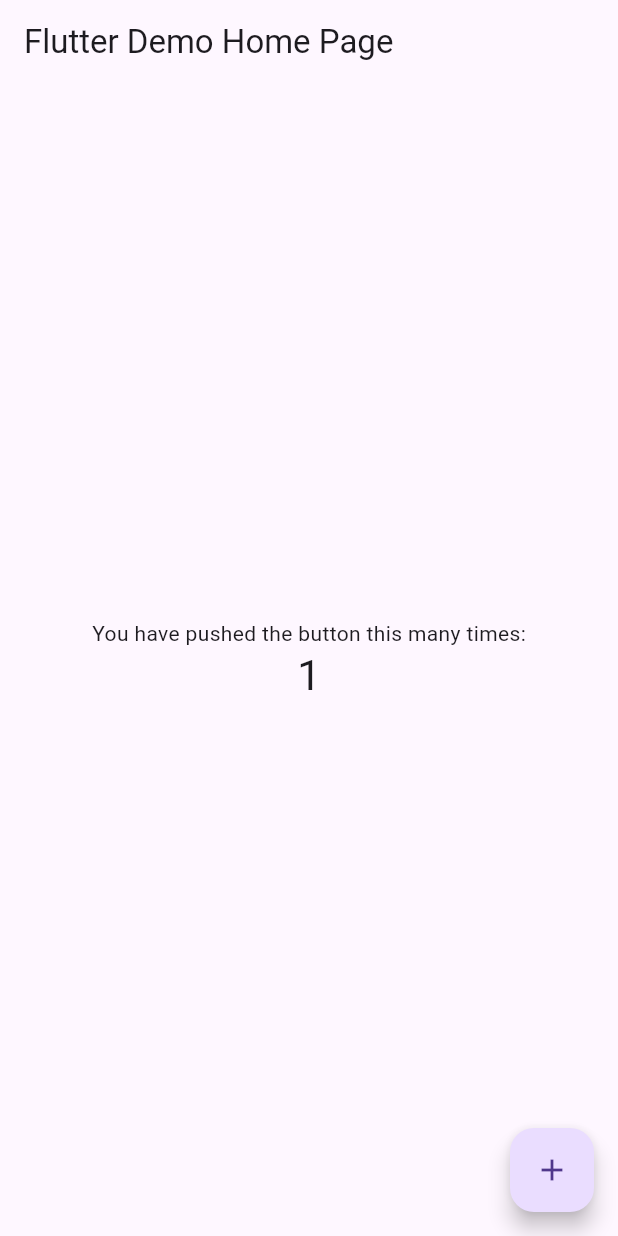
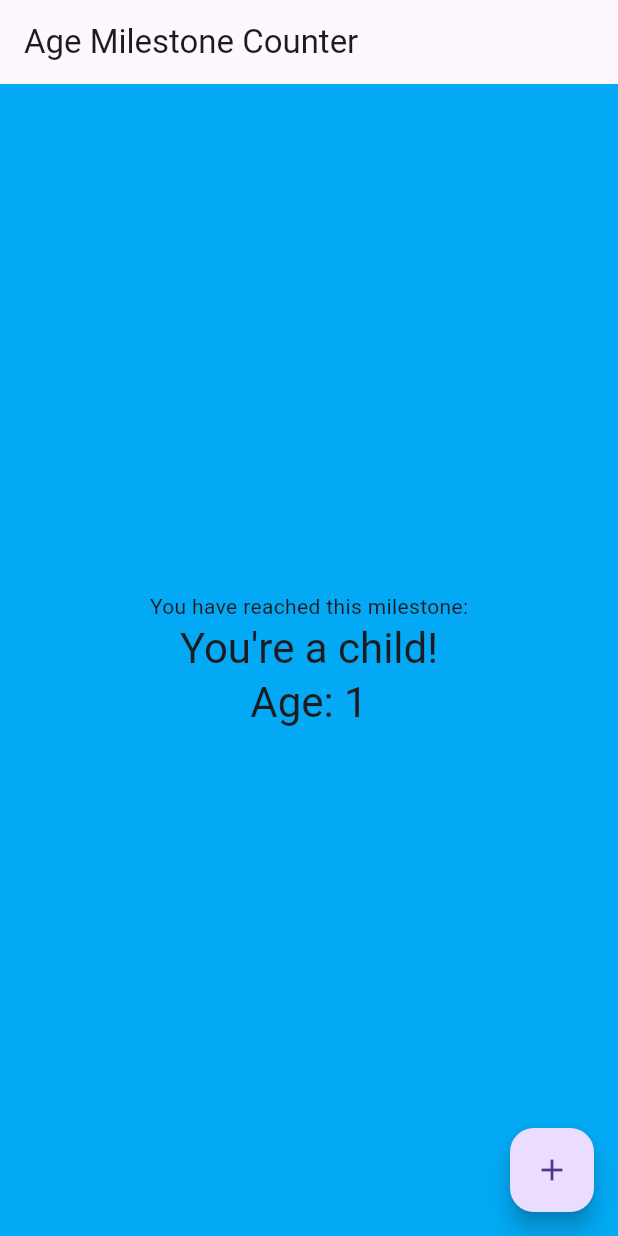
Before and after one commit to BhavyaSontineni/ClassActivity_6v2, a Flutter app: the screen it shows after launch, after a tap on the "add" icon, on a phone screen of 412 x 824 dp. Run offline on Flutter 3.47's test engine with Material 3 defaults, Android fonts, the phone set to English and light mode, and no system bars; missing offline and left inert: window_size.

Commit message:
age milestones with msgs and colors

```diff
--- a/agecounter/lib/main.dart
+++ b/agecounter/lib/main.dart
@@ -1,260 +1,132 @@
 import 'dart:io' show Platform;
-
 import 'package:flutter/foundation.dart' show kIsWeb;
-
 import 'package:flutter/material.dart';
-
 import 'package:provider/provider.dart';
-
 import 'package:window_size/window_size.dart';
 
-
-
-
 void main() {
-
   setupWindow();
 
   runApp(
-
-// Provide the model to all widgets within the app. We're using
-
-// ChangeNotifierProvider because that's a simple way to rebuild
-
-// widgets when a model changes. We could also just use
-
-// Provider, but then we would have to listen to Counter ourselves.
-
-//
-
-// Read Provider's docs to learn about all the available providers.
-
     ChangeNotifierProvider(
-
-// Initialize the model in the builder. That way, Provider
-
-// can own Counter's lifecycle, making sure to call dispose
-
-// when not needed anymore.
-
       create: (context) => Counter(),
-
       child: const MyApp(),
-
     ),
-
   );
-
 }
 
-
-
-
 const double windowWidth = 360;
-
 const double windowHeight = 640;
 
-
-
-
 void setupWindow() {
-
   if (!kIsWeb && (Platform.isWindows || Platform.isLinux || Platform.isMacOS)) {
-
     WidgetsFlutterBinding.ensureInitialized();
-
-setWindowTitle('Provider Counter');
-
+    setWindowTitle('Age Milestone Counter');
     setWindowMinSize(const Size(windowWidth, windowHeight));
-
     setWindowMaxSize(const Size(windowWidth, windowHeight));
-
     getCurrentScreen().then((screen) {
-
       setWindowFrame(Rect.fromCenter(
-
         center: screen!.frame.center,
-
         width: windowWidth,
-
         height: windowHeight,
-
       ));
-
     });
-
+  }
 }
 
+class Counter with ChangeNotifier {
+  int value = 0;
+
+  // Increment the counter and notify listeners
+  void increment() {
+    value += 1;
+    notifyListeners();
   }
 
-
-
-
-/// Simplest possible model, with just one field.
-
-///
-
-/// [ChangeNotifier] is a class in flutter:foundation. [Counter] does
-
-/// _not_ depend on Provider.
-
-class Counter with ChangeNotifier {
-
-int value = 0;
-
-
-
-
-void increment() {
-
-value += 1;
-
-notifyListeners();
-
+  // Determine the milestone based on the current counter value
+  String get milestoneMessage {
+    if (value <= 12) {
+      return "You're a child!";
+    } else if (value <= 19) {
+      return "Teenager time!";
+    } else if (value <= 30) {
+      return "You're a young adult!";
+    } else if (value <= 50) {
+      return "You're an adult now!";
+    } else {
+      return "Golden years!";
+    }
   }
 
+  // Determine the background color based on the current counter value
+  Color get backgroundColor {
+    if (value <= 12) {
+      return Colors.lightBlue;
+    } else if (value <= 19) {
+      return Colors.lightGreen;
+    } else if (value <= 30) {
+      return Color(0xFFFFF8C2);
+    } else if (value <= 50) {
+      return Colors.orange;
+    } else {
+      return Colors.grey[300]!;
+    }
+  }
 }
 
-
-
-
 class MyApp extends StatelessWidget {
-
   const MyApp({super.key});
 
+  @override
+  Widget build(BuildContext context) {
+    return MaterialApp(
+      title: 'Age Milestone Counter',
+      theme: ThemeData(
+        primarySwatch: Colors.blue,
+        useMaterial3: true,
+      ),
+      home: const MyHomePage(),
+    );
+  }
+}
 
-
+class MyHomePage extends StatelessWidget {
+  const MyHomePage({super.key});
 
   @override
-
   Widget build(BuildContext context) {
-
-return MaterialApp(
-
-title: 'Flutter Demo',
-
-theme: ThemeData(
-
-primarySwatch: Colors.blue,
-
-useMaterial3: true,
-
+    return Consumer<Counter>(
+      builder: (context, counter, child) {
+        return Scaffold(
+          backgroundColor: counter.backgroundColor, // Update background color
+          appBar: AppBar(
+            title: const Text('Age Milestone Counter'),
           ),
-
-home: const MyHomePage(),
-
+          body: Center(
+            child: Column(
+              mainAxisAlignment: MainAxisAlignment.center,
+              children: [
+                const Text('You have reached this milestone:'),
+                Text(
+                  counter.milestoneMessage,  // Show milestone message
+                  style: Theme.of(context).textTheme.headlineMedium,
+                ),
+                Text(
+                  'Age: ${counter.value}', // Show current age (counter value)
+                  style: Theme.of(context).textTheme.headlineMedium,
+                ),
+              ],
+            ),
+          ),
+          floatingActionButton: FloatingActionButton(
+            onPressed: () {
+              counter.increment();
+            },
+            tooltip: 'Increment',
+            child: const Icon(Icons.add),
+          ),
         );
-
+      },
+    );
   }
-
 }
-
-
-
-
-class MyHomePage extends StatelessWidget {
-
-const MyHomePage({super.key});
-
-
-
-
-@override
-
-Widget build(BuildContext context) {
-
-return Scaffold(
-
-appBar: AppBar(
-
-title: const Text('Flutter Demo Home Page'),
-
-),
-
-body: Center(
-
-child: Column(
-
-mainAxisAlignment: MainAxisAlignment.center,
-
-children: [
-
-const Text('You have pushed the button this many times:'),
-
-// Consumer looks for an ancestor Provider widget
-
-// and retrieves its model (Counter, in this case).
-
-// Then it uses that model to build widgets, and will trigger
-
-// rebuilds if the model is updated.
-
-Consumer<Counter>(
-
-builder: (context, counter, child) => Text(
-
-'${counter.value}',
-
-style: Theme.of(context).textTheme.headlineMedium,
-
-),
-
-),
-
-],
-
-),
-
-),
-
-floatingActionButton: FloatingActionButton(
-
-onPressed: () {
-
-// You can access your providers anywhere you have access
-
-// to the context. One way is to use Provider.of<Counter>(context).
-
-// The provider package also defines extension methods on the context
-
-// itself. You can call context.watch<Counter>() in a build method
-
-// of any widget to access the current state of Counter, and to ask
-
-// Flutter to rebuild your widget anytime Counter changes.
-
-//
-
-// You can't use context.watch() outside build methods, because that
-
-// often leads to subtle bugs. Instead, you should use
-
-// context.read<Counter>(), which gets the current state
-
-// but doesn't ask Flutter for future rebuilds.
-
-//
-
-// Since we're in a callback that will be called whenever the user
-
-// taps the FloatingActionButton, we are not in the build method here.
-
-// We should use context.read().
-
-var counter = context.read<Counter>();
-
-counter.increment();
-
-},
-
-tooltip: 'Increment',
-
-child: const Icon(Icons.add),
-
-),
-
-);
-
-}
-
-}
```
Lines whose indentation alone changed are shown as unchanged.
